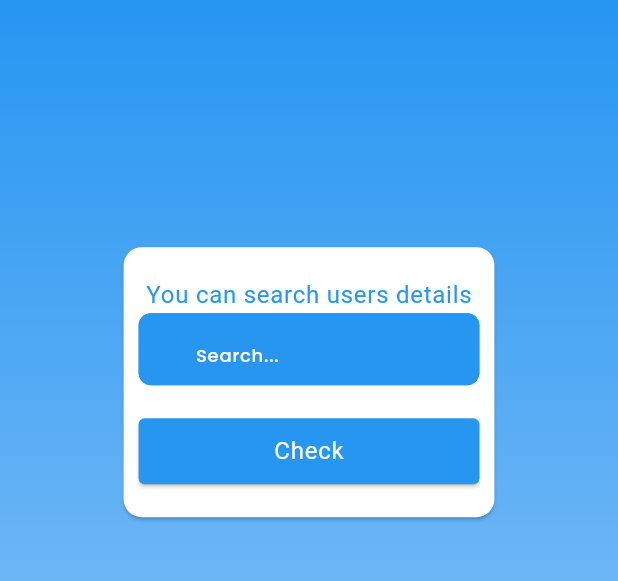
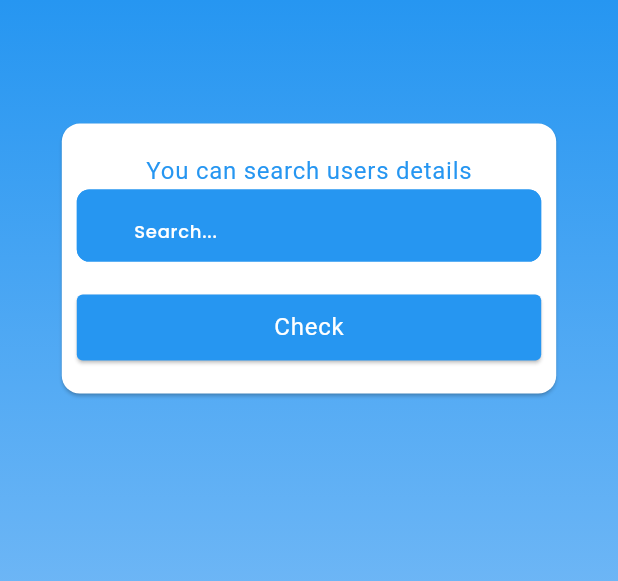
Before and after one commit to manojbhatta500/course_study, a Flutter app: the screen it shows after launch, on a phone screen of 412 x 824 dp, the part 84-665 px from its top. Run offline on Flutter 3.47's test engine with Material 3 defaults, Android fonts, the phone set to English and light mode, and no system bars; our stand-ins replace google_fonts.

Commit message:
1.5 changed

```diff
--- a/lib/feature/user/user_screen/user_screen.dart
+++ b/lib/feature/user/user_screen/user_screen.dart
@@ -1,4 +1,5 @@
 import 'package:coursestudy/feature/user/user_screen/user_details.dart';
+import 'package:coursestudy/feature/user/widgets/user_screen_login.dart';
 import 'package:coursestudy/util/my_strings.dart';
 import 'package:coursestudy/util/theme.dart';
 import 'package:flutter/material.dart';
@@ -33,71 +34,10 @@ class _UserScreenState extends State<UserScreen> {
         )),
         child: SingleChildScrollView(
           child: Column(
-            mainAxisSize: MainAxisSize.min,
+            mainAxisAlignment: MainAxisAlignment.center,
+            crossAxisAlignment: CrossAxisAlignment.center,
             children: [
-              Card(
-                margin: EdgeInsetsDirectional.symmetric(
-                    horizontal: width * 0.2, vertical: height * 0.2),
-                color: secondaryColor,
-                child: Padding(
-                  padding:
-                      const EdgeInsets.symmetric(horizontal: 10, vertical: 20),
-                  child: SingleChildScrollView(
-                    child: Column(
-                      mainAxisAlignment: MainAxisAlignment.start,
-                      mainAxisSize: MainAxisSize.min,
-                      children: [
-                        Text(
-                          "You can search users details",
-                          style: Theme.of(context)
-                              .textTheme
-                              .bodyLarge!
-                              .copyWith(color: primaryColor),
-                        ),
-                        const CustomTextFormField(
-                          hintText: "Search...",
-                          prefixIcon: Icon(
-                            Icons.search,
-                            color: secondaryColor,
-                          ),
-                          fillColor: primaryColor,
-                          keyBoardType: TextInputType.text,
-                        ),
-                        const SizedBox(
-                          height: 20,
-                        ),
-                        // const CustomButton(
-                        //   backgroundColor: primaryColor,
-                        //   buttonName: "Check",
-                        //   // textColor: Colors.white,
-                        // ),
-
-                        ElevatedButton(
-                          onPressed: () {
-                            Navigator.of(context).push(MaterialPageRoute(
-                                builder: (context) => const UserDetails()));
-                          },
-                          style: ElevatedButton.styleFrom(
-                            backgroundColor: primaryColor,
-                            minimumSize:
-                                Size(MediaQuery.of(context).size.width, 44),
-                            shape: RoundedRectangleBorder(
-                              borderRadius: BorderRadius.circular(4),
-                            ),
-                          ),
-                          child: Text(
-                            "Check",
-                            style: Theme.of(context)
-                                .textTheme
-                                .bodyLarge!
-                                .copyWith(color: Colors.white),
-                          ),
-                        ),
-                      ],
-                    ),
-                  ),
-                ),
-              ),
+              UserScreenLogin(width: width, height: height),
             ],
           ),
         ),
--- /dev/null
+++ b/lib/feature/user/widgets/user_screen_login.dart
@@ -0,0 +1,79 @@
+import 'package:coursestudy/feature/user/user_screen/user_details.dart';
+import 'package:coursestudy/util/custom_text_form_field.dart';
+import 'package:coursestudy/util/theme.dart';
+import 'package:flutter/material.dart';
+
+class UserScreenLogin extends StatelessWidget {
+  const UserScreenLogin({
+    super.key,
+    required this.width,
+    required this.height,
+  });
+
+  final double width;
+  final double height;
+
+  @override
+  Widget build(BuildContext context) {
+    bool desktopScreen = MediaQuery.of(context).size.width > 600;
+    bool mobileScreen = MediaQuery.of(context).size.width > 600;
+    double width = MediaQuery.of(context).size.width;
+
+    return Card(
+      margin: EdgeInsetsDirectional.symmetric(
+          horizontal: desktopScreen ? width * 0.3 : width * 0.1,
+          vertical: desktopScreen ? height * 0.2 : height * 0.1),
+      color: secondaryColor,
+      child: Padding(
+        padding: const EdgeInsets.symmetric(horizontal: 10, vertical: 20),
+        child: SingleChildScrollView(
+          child: Column(
+            mainAxisAlignment: MainAxisAlignment.start,
+            mainAxisSize: MainAxisSize.min,
+            children: [
+              Text(
+                "You can search users details",
+                style: Theme.of(context)
+                    .textTheme
+                    .bodyLarge!
+                    .copyWith(color: primaryColor),
+              ),
+              const CustomTextFormField(
+                hintText: "Search...",
+                prefixIcon: Icon(
+                  Icons.search,
+                  color: secondaryColor,
+                ),
+                fillColor: primaryColor,
+                keyBoardType: TextInputType.text,
+              ),
+              const SizedBox(
+                height: 20,
+              ),
+              ElevatedButton(
+                onPressed: () {
+                  Navigator.of(context).push(MaterialPageRoute(
+                      builder: (context) => const UserDetails()));
+                },
+                style: ElevatedButton.styleFrom(
+                  backgroundColor: primaryColor,
+                  minimumSize: Size(MediaQuery.of(context).size.width, 44),
+                  shape: RoundedRectangleBorder(
+                    borderRadius: BorderRadius.circular(4),
+                  ),
+                ),
+                child: Text(
+                  "Check",
+                  style: Theme.of(context)
+                      .textTheme
+                      .bodyLarge!
+                      .copyWith(color: Colors.white),
+                ),
+              ),
+            ],
+          ),
+        ),
+      ),
+    );
+  }
+}
--- a/lib/main.dart
+++ b/lib/main.dart
@@ -1,3 +1,4 @@
+import 'package:coursestudy/feature/admin/ui/admin_login.dart';
 import 'package:coursestudy/util/size.dart';
 import 'package:coursestudy/util/theme.dart';
 import 'package:flutter/material.dart';
@@ -16,7 +17,7 @@ class MyApp extends StatelessWidget {
     SizeConfig().init(context);
     return MaterialApp(
       debugShowCheckedModeBanner: false,
-      home: const UserScreen(),
+      home: UserScreen(),
       theme: lightTheme(context),
     );
   }
```
Also changed, not shown: lib/feature/admin/ui/admin_login.dart (added, +34 -0 lines), lib/feature/admin/widgets/admin_login_card.dart (added, +54 -0 lines).
